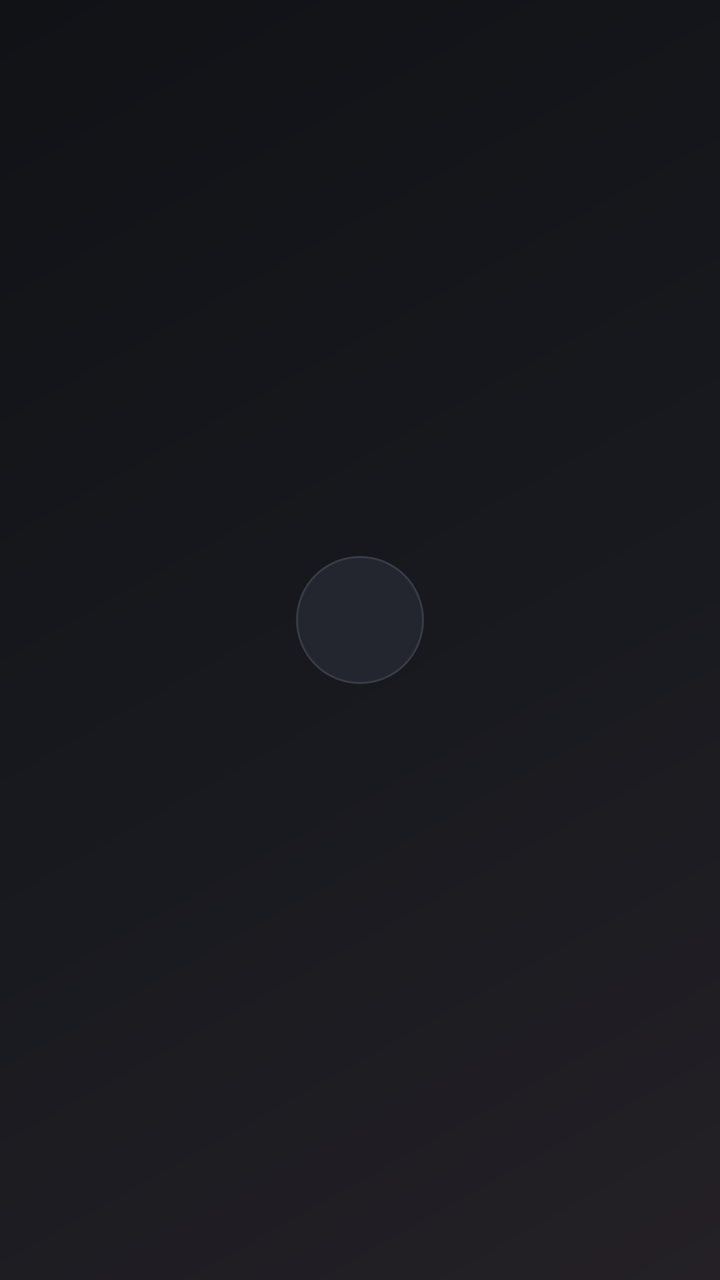
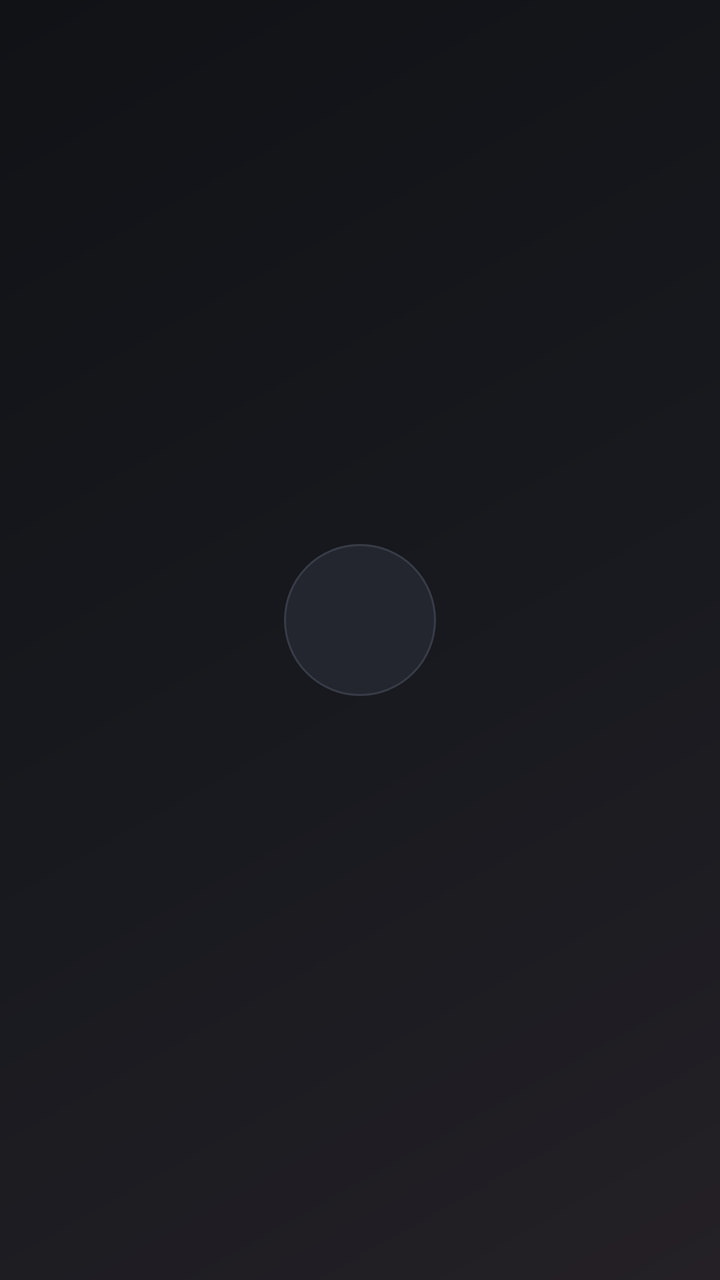

The first picture is an Android layout as it rendered before a commit; the second is the same layout after the commit. The layout source and the unified diff follow.
<!-- AndroidManifest.xml: application theme Theme.CinemaHome -->
<!-- res/layout/item_app_grid.xml -->
<?xml version="1.0" encoding="utf-8"?>
<LinearLayout xmlns:android="http://schemas.android.com/apk/res/android"
    android:layout_width="match_parent"
    android:layout_height="94dp"
    android:layout_margin="6dp"
    android:clipChildren="false"
    android:clipToPadding="false"
    android:focusable="true"
    android:gravity="center"
    android:orientation="vertical">

    <FrameLayout
        android:id="@+id/circleFrame"
        android:layout_width="64dp"
        android:layout_height="64dp"
        android:background="@drawable/bg_gtv_circle_app"
        android:padding="13dp">

        <ImageView
            android:id="@+id/ivAppIcon"
            android:layout_width="match_parent"
            android:layout_height="match_parent"
            android:scaleType="fitCenter" />
    </FrameLayout>

    <TextView
        android:id="@+id/tvAppName"
        android:layout_width="match_parent"
        android:layout_height="wrap_content"
        android:layout_marginTop="5dp"
        android:ellipsize="end"
        android:gravity="center"
        android:maxLines="1"
        android:textColor="#E8EAED"
        android:textSize="11sp" />
</LinearLayout>
<!-- resources referenced by this layout -->
<resources>
  <!-- drawable bg_gtv_circle_app (drawable) -->
  <?xml version="1.0" encoding="utf-8"?>
  <selector xmlns:android="http://schemas.android.com/apk/res/android">
      <item android:state_focused="true">
          <shape android:shape="oval">
              <solid android:color="#30343D" />
              <stroke android:width="3dp" android:color="#FFFFFF" />
          </shape>
      </item>
      <item>
          <shape android:shape="oval">
              <solid android:color="#23262E" />
              <stroke android:width="1dp" android:color="#383C47" />
          </shape>
      </item>
  </selector>
  <style name="Theme.CinemaHome" parent="Theme.MaterialComponents.DayNight.NoActionBar">
          <item name="android:windowFullscreen">true</item>
          <item name="android:windowBackground">@drawable/bg_gtv_ambient</item>
          <item name="colorPrimary">#E8EAED</item>
          <item name="colorAccent">#8AB4F8</item>
      </style>
  <!-- drawable bg_gtv_ambient (drawable) -->
  <?xml version="1.0" encoding="utf-8"?>
  <shape xmlns:android="http://schemas.android.com/apk/res/android">
      <gradient
          android:angle="135"
          android:startColor="#242026"
          android:centerColor="#17191E"
          android:endColor="#101216"
          android:type="linear" />
  </shape>
</resources>

<!-- the commit's change to res/layout/item_app_grid.xml (unified diff, before → after) -->
@@ -1,7 +1,7 @@
 <?xml version="1.0" encoding="utf-8"?>
 <LinearLayout xmlns:android="http://schemas.android.com/apk/res/android"
     android:layout_width="match_parent"
-    android:layout_height="94dp"
+    android:layout_height="110dp"
     android:layout_margin="6dp"
     android:clipChildren="false"
     android:clipToPadding="false"
@@ -11,10 +11,10 @@
 
     <FrameLayout
         android:id="@+id/circleFrame"
-        android:layout_width="64dp"
-        android:layout_height="64dp"
+        android:layout_width="76dp"
+        android:layout_height="76dp"
         android:background="@drawable/bg_gtv_circle_app"
-        android:padding="13dp">
+        android:padding="11dp">
 
         <ImageView
             android:id="@+id/ivAppIcon"
